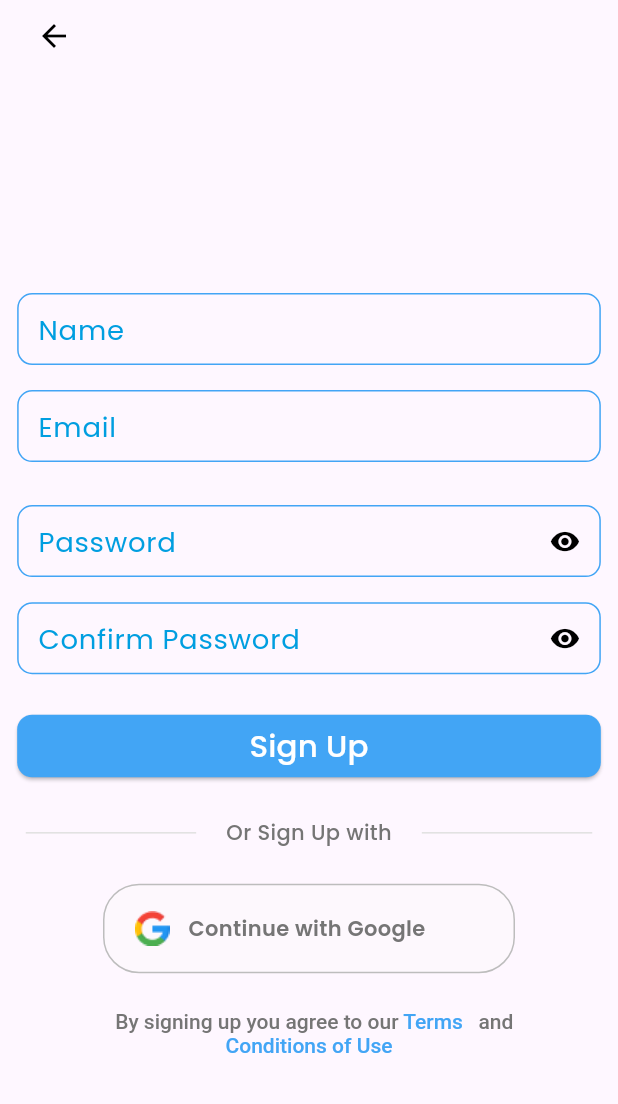
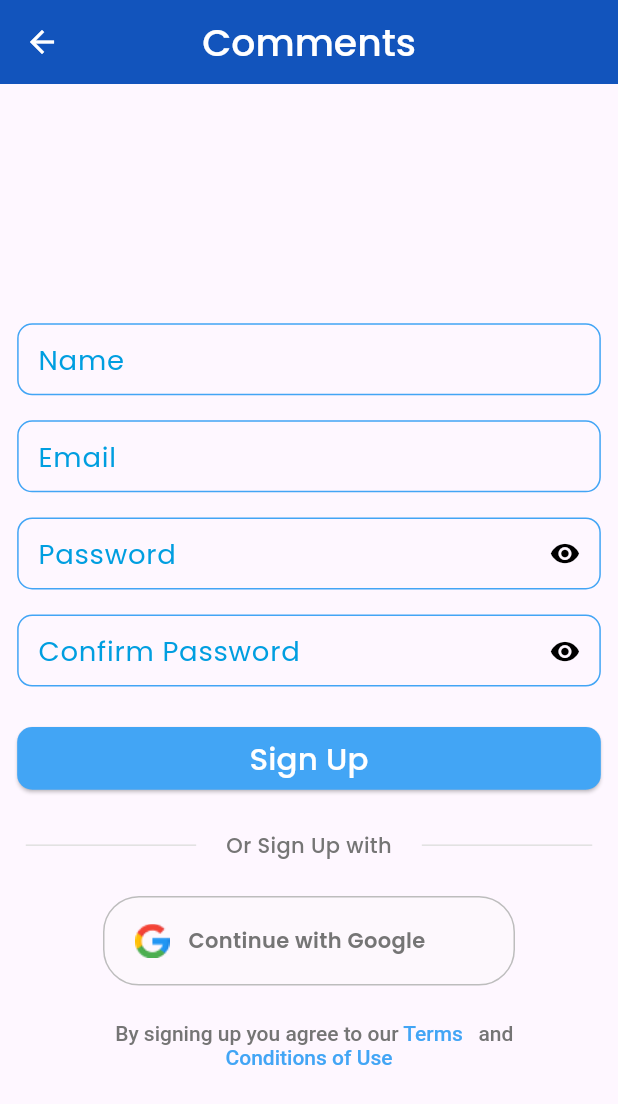
Before and after one commit to anwin-kp/comments_app_flutter, a Flutter app: the SignUpScreen screen opened directly, on a phone screen of 412 x 824 dp. Shown: the top 1104 px of the screen. Run offline on Flutter 3.47's test engine with Material 3 defaults, Android fonts, the phone set to English and light mode, and no system bars; our stand-ins replace another_flushbar, cloud_firestore, double_back_to_close_app, firebase_auth, firebase_core, firebase_crashlytics and 7 more; accounts and stored records are empty.

Commit message:
UI updates

```diff
--- a/lib/shared/widgets/common widgets/common_edit_textfield.dart
+++ b/lib/shared/widgets/common widgets/common_edit_textfield.dart
@@ -57,6 +57,7 @@ class CustomTextFormField extends StatelessWidget {
                 contentPadding:
                     const EdgeInsets.symmetric(horizontal: 10, vertical: 5),
                 errorStyle: Constants.errorTextStyle,
+                errorMaxLines: 2,
                 focusedBorder: Constants.focusedInputBorder,
                 enabledBorder: Constants.enabledInputBorder,
                 errorBorder: Constants.errorInputBorder,
--- a/lib/views/signup_screen.dart
+++ b/lib/views/signup_screen.dart
@@ -9,6 +9,7 @@ import '../shared/helper/app_images.dart';
 import '../shared/helper/utility.dart';
 import '../shared/widgets/common widgets/common_edit_textfield.dart';
 import '../shared/widgets/common widgets/common_elevated_button.dart';
+import '../shared/widgets/common widgets/common_text_types.dart';
 import '../shared/widgets/custom_divider_with_text.dart';
 import '../shared/widgets/custom_overlay_loader.dart';
 import '../shared/widgets/login_page_widgets.dart';
@@ -35,16 +36,21 @@ class _SignUpScreenState extends State<SignUpScreen> {
     return Consumer<SignUpViewModel>(
         builder: (context, signUpViewModel, child) {
       return Scaffold(
-        floatingActionButton: IconButton(
-          onPressed: () {
-            Navigator.pop(context);
-          },
-          icon: const Icon(
-            Icons.arrow_back,
-            color: Colors.black,
+        appBar: AppBar(
+          backgroundColor: AppColors.kCustomBlueColor,
+          elevation: 2,
+          iconTheme: const IconThemeData(
+            color: AppColors.kColorWhite,
+          ),
+          centerTitle: true,
+          title: TextMedium(
+            text: Constants.commentsText,
+            textColor: AppColors.kColorWhite,
+            fontSize: 22.sp,
+            isUnderLine: false,
+            wantOverFlowEllipsis: false,
           ),
         ),
-        floatingActionButtonLocation: FloatingActionButtonLocation.miniStartTop,
         resizeToAvoidBottomInset: true,
         extendBody: false,
         extendBodyBehindAppBar: false,
@@ -56,7 +62,7 @@ class _SignUpScreenState extends State<SignUpScreen> {
                 child: SingleChildScrollView(
               child: Column(children: [
                 SizedBox(
-                  height: 150.h,
+                  height: 120.h,
                 ),
                 Padding(
                   padding: EdgeInsets.all(10.0.r),
@@ -86,9 +92,6 @@ class _SignUpScreenState extends State<SignUpScreen> {
                           validator: (value) {
                             return _utility.validateEmail(value!);
                           },
-                        ),
-                        SizedBox(
-                          height: 10.h,
                         ),
                         SizedBox(
                           height: 10.h,
```
Also changed, not shown: lib/views/login_screen.dart (+15 -2 lines).
